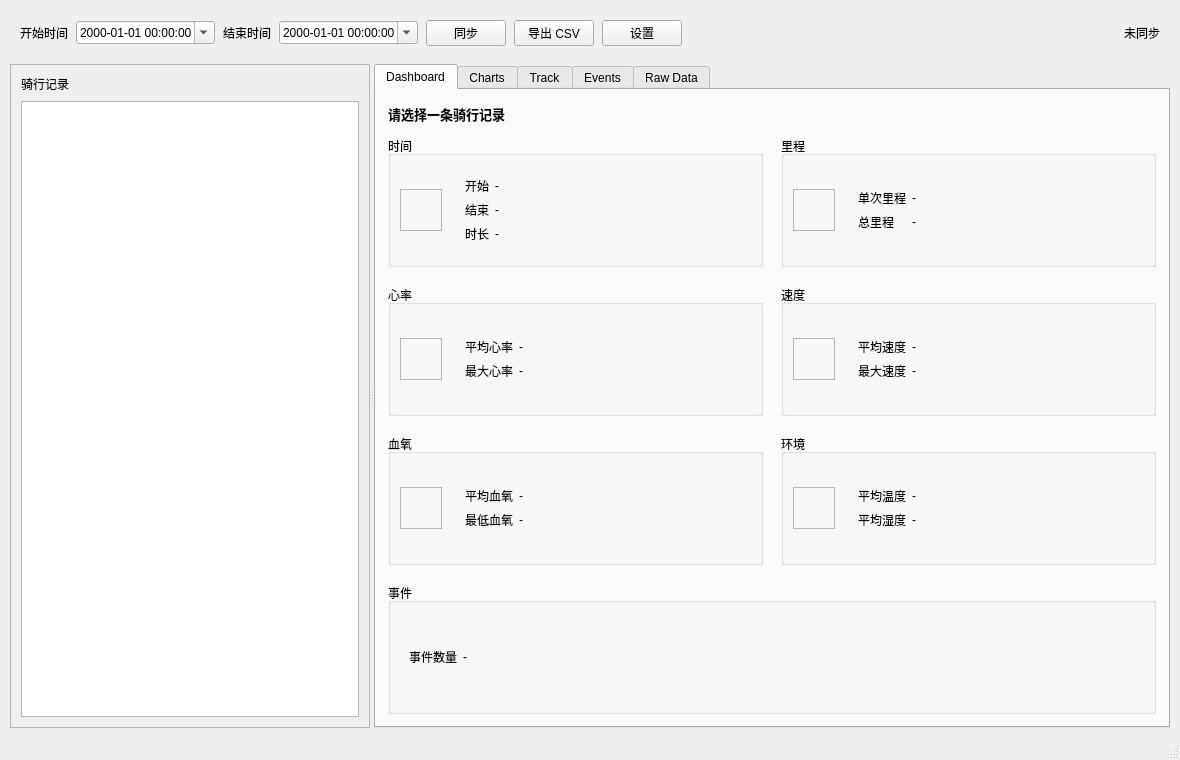
Qt form src/ui/mainwindow.ui (503MHM/CyclingDataAnalyzer) before a commit.
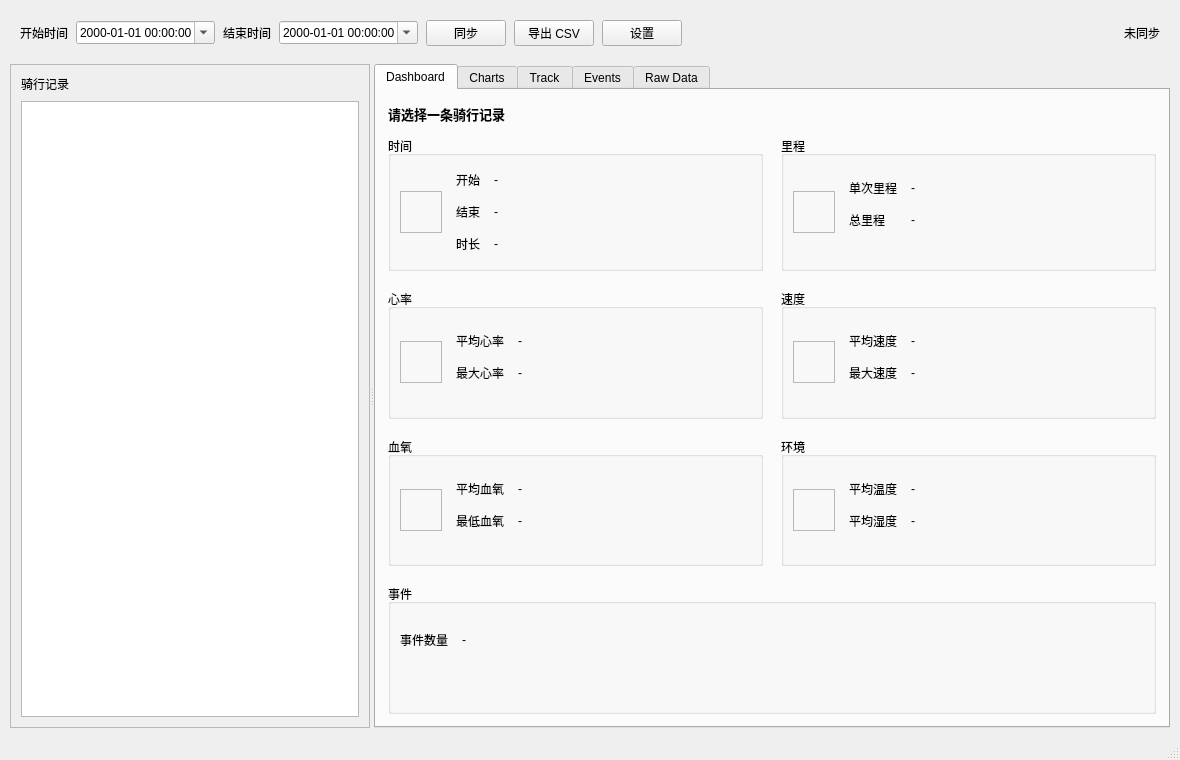
The same form after that commit. The open tabs and pages were chosen to show the change.

Diff of the .ui file:
```diff
--- a/src/ui/mainwindow.ui
+++ b/src/ui/mainwindow.ui
@@ -293,14 +293,7 @@
                 </property>
                </widget>
               </item>
-              <item alignment="Qt::AlignVCenter">
-               <widget class="QWidget" name="timeFormWidget">
-                <property name="sizePolicy">
-                 <sizepolicy hsizetype="Preferred" vsizetype="Fixed">
-                  <horstretch>0</horstretch>
-                  <verstretch>0</verstretch>
-                 </sizepolicy>
-                </property>
+              <item>
                 <layout class="QFormLayout" name="timeFormLayout">
                 <property name="topMargin">
                  <number>6</number>
@@ -351,7 +344,6 @@
                  </widget>
                 </item>
                 </layout>
-               </widget>
               </item>
              </layout>
             </widget>
@@ -393,14 +385,7 @@
                 </property>
                </widget>
               </item>
-              <item alignment="Qt::AlignVCenter">
-               <widget class="QWidget" name="distanceFormWidget">
-                <property name="sizePolicy">
-                 <sizepolicy hsizetype="Preferred" vsizetype="Fixed">
-                  <horstretch>0</horstretch>
-                  <verstretch>0</verstretch>
-                 </sizepolicy>
-                </property>
+              <item>
                 <layout class="QFormLayout" name="distanceFormLayout">
                 <property name="topMargin">
                  <number>14</number>
@@ -437,7 +422,6 @@
                  </widget>
                 </item>
                 </layout>
-               </widget>
               </item>
              </layout>
             </widget>
@@ -479,14 +463,7 @@
                 </property>
                </widget>
               </item>
-              <item alignment="Qt::AlignVCenter">
-               <widget class="QWidget" name="heartRateFormWidget">
-                <property name="sizePolicy">
-                 <sizepolicy hsizetype="Preferred" vsizetype="Fixed">
-                  <horstretch>0</horstretch>
-                  <verstretch>0</verstretch>
-                 </sizepolicy>
-                </property>
+              <item>
                 <layout class="QFormLayout" name="heartRateFormLayout">
                 <property name="topMargin">
                  <number>14</number>
@@ -523,7 +500,6 @@
                  </widget>
                 </item>
                 </layout>
-               </widget>
               </item>
              </layout>
             </widget>
@@ -565,14 +541,7 @@
                 </property>
                </widget>
               </item>
-              <item alignment="Qt::AlignVCenter">
-               <widget class="QWidget" name="speedFormWidget">
-                <property name="sizePolicy">
-                 <sizepolicy hsizetype="Preferred" vsizetype="Fixed">
-                  <horstretch>0</horstretch>
-                  <verstretch>0</verstretch>
-                 </sizepolicy>
-                </property>
+              <item>
                 <layout class="QFormLayout" name="speedFormLayout">
                 <property name="topMargin">
                  <number>14</number>
@@ -609,7 +578,6 @@
                  </widget>
                 </item>
                 </layout>
-               </widget>
               </item>
              </layout>
             </widget>
@@ -651,14 +619,7 @@
                 </property>
                </widget>
               </item>
-              <item alignment="Qt::AlignVCenter">
-               <widget class="QWidget" name="spo2FormWidget">
-                <property name="sizePolicy">
-                 <sizepolicy hsizetype="Preferred" vsizetype="Fixed">
-                  <horstretch>0</horstretch>
-                  <verstretch>0</verstretch>
-                 </sizepolicy>
-                </property>
+              <item>
                 <layout class="QFormLayout" name="spo2FormLayout">
                 <property name="topMargin">
                  <number>14</number>
@@ -695,7 +656,6 @@
                  </widget>
                 </item>
                 </layout>
-               </widget>
               </item>
              </layout>
             </widget>
@@ -737,14 +697,7 @@
                 </property>
                </widget>
               </item>
-              <item alignment="Qt::AlignVCenter">
-               <widget class="QWidget" name="environmentFormWidget">
-                <property name="sizePolicy">
-                 <sizepolicy hsizetype="Preferred" vsizetype="Fixed">
-                  <horstretch>0</horstretch>
-                  <verstretch>0</verstretch>
-                 </sizepolicy>
-                </property>
+              <item>
                 <layout class="QFormLayout" name="environmentFormLayout">
                 <property name="topMargin">
                  <number>14</number>
@@ -781,7 +734,6 @@
                  </widget>
                 </item>
                 </layout>
-               </widget>
               </item>
              </layout>
             </widget>
@@ -801,14 +753,7 @@
               <property name="spacing">
                <number>14</number>
               </property>
-              <item alignment="Qt::AlignVCenter">
-               <widget class="QWidget" name="eventFormWidget">
-                <property name="sizePolicy">
-                 <sizepolicy hsizetype="Preferred" vsizetype="Fixed">
-                  <horstretch>0</horstretch>
-                  <verstretch>0</verstretch>
-                 </sizepolicy>
-                </property>
+              <item>
                 <layout class="QFormLayout" name="eventFormLayout">
                 <property name="topMargin">
                  <number>18</number>
@@ -831,7 +776,6 @@
                  </widget>
                 </item>
                 </layout>
-               </widget>
               </item>
              </layout>
             </widget>
```
Left out of the diff: 11 changed lines with no effect on the pictures. Lines whose indentation alone changed are shown as unchanged.
